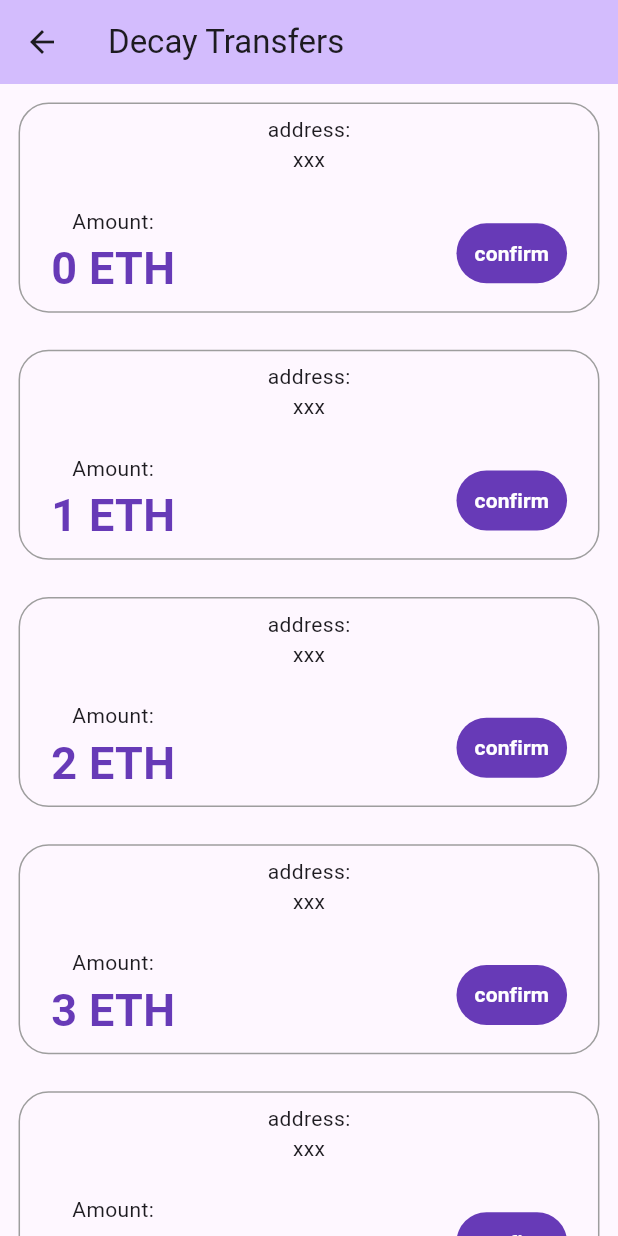
After one commit to lca-123/dapp-payment, a Flutter app: the HistoryTransfers screen opened directly, on a phone screen of 412 x 824 dp. The commit adds this screen. Run offline on Flutter 3.47's test engine with Material 2 defaults, Android fonts, the phone set to English and light mode, and no system bars; missing offline and left inert: web3dart.

Commit message:
add framework

```diff
--- /dev/null
+++ b/lib/history.dart
@@ -0,0 +1,99 @@
+import 'package:flutter/material.dart';
+
+class HistoryTransfers extends StatefulWidget {
+  const HistoryTransfers({super.key});
+
+  @override
+  State<HistoryTransfers> createState() => _HistoryTransfersState();
+}
+
+class _HistoryTransfersState extends State<HistoryTransfers> {
+  late int _listnum;
+
+  @override
+  void initState() {
+    super.initState();
+    _getTrnasfers();
+  }
+
+  @override
+  Widget build(BuildContext context) {
+    MediaQueryData mediaQueryData = MediaQuery.of(context);
+
+    // 获取屏幕的宽度和高度
+    double screenWidth = mediaQueryData.size.width;
+    double screenHeight = mediaQueryData.size.height;
+    return Scaffold(
+      appBar: AppBar(
+        backgroundColor: Theme.of(context).colorScheme.inversePrimary,
+        title: Text('Decay Transfers'),
+      ),
+      body: ListView.builder(
+        itemBuilder: (context, index) {
+          return Container(
+            height: screenHeight * 0.2,
+            width: screenWidth * 0.99,
+            padding: EdgeInsets.all(screenWidth * 0.03),
+            child: Container(
+              padding: EdgeInsets.symmetric(horizontal: screenWidth * 0.05),
+              decoration: BoxDecoration(
+                borderRadius: BorderRadius.circular(20), // 圆角的半径
+                border: Border.all(
+                  color: Colors.grey, // 边框颜色
+                  width: 1.0, // 边框宽度
+                ),
+              ),
+              child: Column(
+                mainAxisAlignment: MainAxisAlignment.center,
+                children: [
+                  Text('address:'),
+                  Text('xxx'),
+                  Text(''),
+                  Row(
+                    mainAxisAlignment: MainAxisAlignment.spaceBetween,
+                    children: [
+                      Column(
+                        children: [
+                          Text('Amount:'),
+                          Text(
+                            '$index ETH',
+                            style: const TextStyle(
+                                color: Colors.deepPurple,
+                                fontSize: 30,
+                                fontWeight: FontWeight.bold),
+                          ),
+                        ],
+                      ),
+                      TextButton(
+                        onPressed: () {
+                          _transferConfirm();
+                        },
+                        style: TextButton.styleFrom(
+                          backgroundColor: Colors.deepPurple, // 设置按钮的背景颜色
+                        ),
+                        child: const Text(
+                          'confirm',
+                          style: TextStyle(
+                              color: Colors.white, fontWeight: FontWeight.bold),
+                        ),
+                      )
+                    ],
+                  )
+                ],
+              ),
+            ),
+          );
+        },
+        itemCount: _listnum,
+      ),
+    );
+  }
+
+  void _transferConfirm() {}
+
+  void _getTrnasfers() {
+    setState(() {
+      _listnum = 10;
+    });
+  }
+}
--- a/lib/main.dart
+++ b/lib/main.dart
@@ -1,6 +1,4 @@
 import 'package:flutter/material.dart';
-import 'package:web3dart/web3dart.dart';
-import 'package:http/http.dart';
 import 'login.dart';
 
 void main() {
```
Also changed, not shown: lib/abi.dart (added, +112 -0 lines), lib/home.dart (+24 -1 lines), lib/main2.dart (+69 -54 lines), lib/trasfer.dart (+7 -0 lines).
